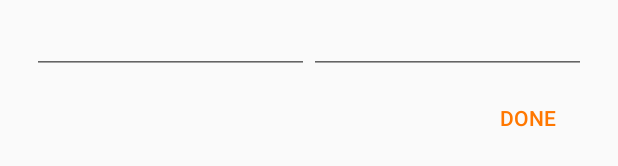
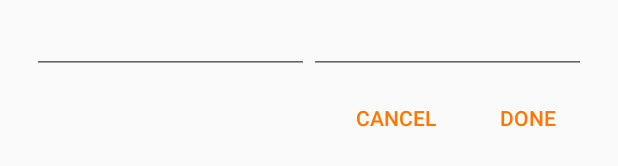
Before and after one commit to a-rmz/Cook-it, an Android app: the layout add_ingredient.xml on its own in the app's theme, with its tools: preview values and no code run, on a phone screen of 412 x 824 dp. Shown: the part 200-366 px from the top of the screen. Run offline under Robolectric (Android 15) with nearby library versions, the phone set to English and light mode, and no system bars.

Commit message:
Ingredients showing

```diff
--- a/app/src/main/java/com/dangerducks/cookit/ShowRecipe.java
+++ b/app/src/main/java/com/dangerducks/cookit/ShowRecipe.java
@@ -87,6 +87,7 @@ public class ShowRecipe extends AppCompatActivity {
 
         switch (menuItem.getItemId()) {
             case android.R.id.home:
+                setResult(0);
                 finish();
                 return true;
             case R.id.action_search:
--- a/app/src/main/res/layout/add_ingredient.xml
+++ b/app/src/main/res/layout/add_ingredient.xml
@@ -83,16 +83,30 @@
 
         </LinearLayout>
 
+        <LinearLayout
+            android:layout_width="wrap_content"
+            android:layout_height="wrap_content"
+
+            android:layout_alignParentRight="true"
+            android:layout_below="@id/ingredient_information">
+
+            <Button
+                android:id="@+id/add_ingredient_cancel"
+                android:text="@string/cancel"
+                style="?attr/borderlessButtonStyle"
+                android:textColor="@color/colorPrimary"
+                android:layout_width="wrap_content"
+                android:layout_height="wrap_content"/>
 
             <Button
                 android:id="@+id/add_ingredient_done"
-            android:layout_below="@id/ingredient_information"
                 android:text="@string/add_ingredient_done"
                 style="?attr/borderlessButtonStyle"
                 android:textColor="@color/colorPrimary"
-            android:layout_alignParentRight="true"
                 android:layout_width="wrap_content"
                 android:layout_height="wrap_content"/>
+
+        </LinearLayout>
 
 
     </RelativeLayout>
--- a/app/src/main/res/values/strings.xml
+++ b/app/src/main/res/values/strings.xml
@@ -11,6 +11,8 @@
     <string name="action_delete">Delete</string>
     <string name="action_save">Save</string>
     <string name="action_remove">Remove recipe</string>
+
+    <string name="cancel">Cancel</string>
 
     <string name="hint_usr">Username</string>
     <string name="hint_pass">Password</string>
```
Also changed, not shown: app/src/main/java/com/dangerducks/cookit/AddIngredientDialog.java (+20 -2 lines). Lines whose indentation alone changed are shown as unchanged.
